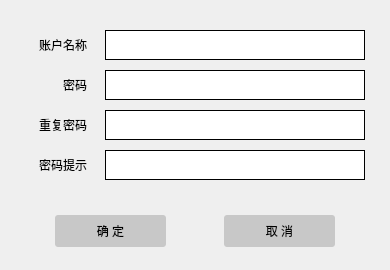
The window that Linpop/ui/registerid.ui (asdfz1346/linpop) describes before a commit, drawn with Qt 5.
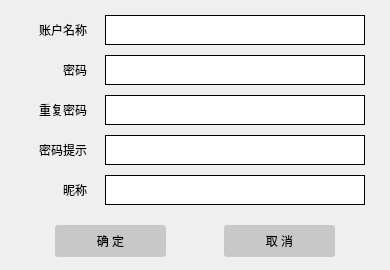
The same window after the commit. Icons and pictures are not drawn.

Patch:
```diff
--- a/Linpop/ui/registerid.ui
+++ b/Linpop/ui/registerid.ui
@@ -32,7 +32,7 @@
    <property name="geometry">
     <rect>
      <x>105</x>
-     <y>30</y>
+     <y>15</y>
      <width>260</width>
      <height>30</height>
     </rect>
@@ -56,7 +56,7 @@
    <property name="geometry">
     <rect>
      <x>15</x>
-     <y>30</y>
+     <y>15</y>
      <width>72</width>
      <height>30</height>
     </rect>
@@ -72,7 +72,7 @@
    <property name="geometry">
     <rect>
      <x>105</x>
-     <y>70</y>
+     <y>55</y>
      <width>260</width>
      <height>30</height>
     </rect>
@@ -99,7 +99,7 @@
    <property name="geometry">
     <rect>
      <x>224</x>
-     <y>215</y>
+     <y>225</y>
      <width>111</width>
      <height>32</height>
     </rect>
@@ -131,7 +131,7 @@
    <property name="geometry">
     <rect>
      <x>55</x>
-     <y>215</y>
+     <y>225</y>
      <width>111</width>
      <height>32</height>
     </rect>
@@ -160,7 +160,7 @@
    <property name="geometry">
     <rect>
      <x>15</x>
-     <y>70</y>
+     <y>55</y>
      <width>72</width>
      <height>30</height>
     </rect>
@@ -176,7 +176,7 @@
    <property name="geometry">
     <rect>
      <x>105</x>
-     <y>150</y>
+     <y>135</y>
      <width>260</width>
      <height>30</height>
     </rect>
@@ -200,7 +200,7 @@
    <property name="geometry">
     <rect>
      <x>15</x>
-     <y>110</y>
+     <y>95</y>
      <width>72</width>
      <height>30</height>
     </rect>
@@ -216,7 +216,7 @@
    <property name="geometry">
     <rect>
      <x>105</x>
-     <y>110</y>
+     <y>95</y>
      <width>260</width>
      <height>30</height>
     </rect>
@@ -243,7 +243,7 @@
    <property name="geometry">
     <rect>
      <x>15</x>
-     <y>150</y>
+     <y>135</y>
      <width>72</width>
      <height>30</height>
     </rect>
@@ -285,6 +285,46 @@
     <string/>
    </property>
   </widget>
+  <widget class="QLabel" name="label_5">
+   <property name="geometry">
+    <rect>
+     <x>15</x>
+     <y>175</y>
+     <width>72</width>
+     <height>30</height>
+    </rect>
+   </property>
+   <property name="text">
+    <string>昵称</string>
+   </property>
+   <property name="alignment">
+    <set>Qt::AlignRight|Qt::AlignTrailing|Qt::AlignVCenter</set>
+   </property>
+  </widget>
+  <widget class="QLineEdit" name="nameEdit">
+   <property name="geometry">
+    <rect>
+     <x>105</x>
+     <y>175</y>
+     <width>260</width>
+     <height>30</height>
+    </rect>
+   </property>
+   <property name="styleSheet">
+    <string notr="true">QLineEdit {
+	border: 1px solid;
+}</string>
+   </property>
+   <property name="text">
+    <string/>
+   </property>
+   <property name="echoMode">
+    <enum>QLineEdit::Normal</enum>
+   </property>
+   <property name="placeholderText">
+    <string/>
+   </property>
+  </widget>
   <zorder>bgLabel</zorder>
   <zorder>idEdit</zorder>
   <zorder>label</zorder>
```
Left out of the diff: 2 changed lines with no effect on the pictures.
